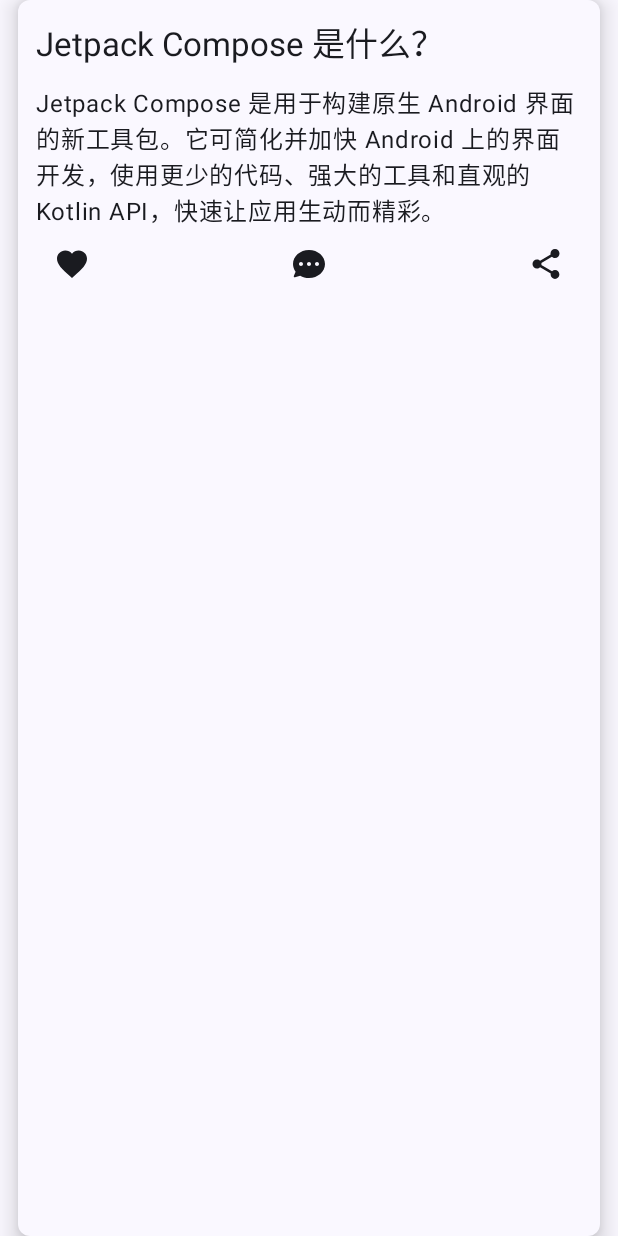
After one commit to shiqizhenyes/JComposeTourist, an Android app built with Jetpack Compose: the RowActivity screen opened directly, with no data from a screen before it, on a phone screen of 412 x 824 dp. The commit adds this screen. Run offline under Robolectric (Android 15) with nearby library versions, the phone set to English and light mode, and no system bars; Roboto replaces fonts that are not available here.

Commit message:
update Row
update Row

```diff
--- a/app/src/main/AndroidManifest.xml
+++ b/app/src/main/AndroidManifest.xml
@@ -14,6 +14,11 @@
         android:supportsRtl="true"
         android:theme="@style/Theme.JComposeTourist"
         tools:targetApi="31">
+        <activity
+            android:name=".RowActivity"
+            android:exported="false"
+            android:label="@string/title_activity_row"
+            android:theme="@style/Theme.JComposeTourist" />
         <activity
             android:name=".BoxActivity"
             android:exported="false"
--- /dev/null
+++ b/app/src/main/java/me/zack/jct/RowActivity.kt
@@ -0,0 +1,80 @@
+package me.zack.jct
+
+import android.content.res.Configuration
+import android.os.Bundle
+import androidx.activity.ComponentActivity
+import androidx.activity.compose.setContent
+import androidx.compose.foundation.layout.Arrangement
+import androidx.compose.foundation.layout.Column
+import androidx.compose.foundation.layout.Row
+import androidx.compose.foundation.layout.Spacer
+import androidx.compose.foundation.layout.fillMaxSize
+import androidx.compose.foundation.layout.fillMaxWidth
+import androidx.compose.foundation.layout.padding
+import androidx.compose.foundation.shape.RoundedCornerShape
+import androidx.compose.material.icons.Icons
+import androidx.compose.material.icons.filled.Favorite
+import androidx.compose.material.icons.filled.Share
+import androidx.compose.material3.Icon
+import androidx.compose.material3.IconButton
+import androidx.compose.material3.MaterialTheme
+import androidx.compose.material3.Surface
+import androidx.compose.material3.Text
+import androidx.compose.runtime.Composable
+import androidx.compose.ui.Modifier
+import androidx.compose.ui.res.painterResource
+import androidx.compose.ui.tooling.preview.Preview
+import androidx.compose.ui.unit.dp
+import me.zack.jct.ui.theme.JComposeTouristTheme
+
+class RowActivity : ComponentActivity() {
+    override fun onCreate(savedInstanceState: Bundle?) {
+        super.onCreate(savedInstanceState)
+        setContent {
+            JComposeTouristTheme {
+                // A surface container using the 'background' color from the theme
+                Surface(
+                    modifier = Modifier.fillMaxSize(),
+                    color = MaterialTheme.colorScheme.background
+                ) {
+                    RowGreeting("Android")
+                }
+            }
+        }
+    }
+}
+
+@Composable
+fun RowGreeting(name: String, modifier: Modifier = Modifier) {
+    Surface(shape = RoundedCornerShape(8.dp), modifier = Modifier
+        .padding(horizontal = 12.dp)
+        .fillMaxWidth(), shadowElevation = 10.dp) {
+        Column(modifier = Modifier.padding(12.dp)) {
+            Text(text = "Jetpack Compose 是什么？", style = MaterialTheme.typography.titleLarge)
+            Spacer(modifier = Modifier.padding(vertical = 5.dp))
+            Text(text = "Jetpack Compose 是用于构建原生 Android 界面的新工具包。它可简化并加快 Android 上的界面开发，使用更少的代码、强大的工具和直观的 Kotlin API，快速让应用生动而精彩。")
+            Row(modifier = Modifier.fillMaxWidth(), horizontalArrangement = Arrangement.SpaceBetween) {
+                IconButton(onClick = { /*TODO*/ }) {
+                    Icon(Icons.Filled.Favorite, null)
+                }
+                IconButton(onClick = { /*TODO*/ }) {
+                    Icon(painterResource(id = R.drawable.chat), null)
+                }
+                IconButton(onClick = { /*TODO*/ }) {
+                    Icon(Icons.Filled.Share, contentDescription = null)
+                }
+            }
+        }
+    }
+}
+
+@Preview("Light Mode")
+@Preview("Night Mode", showBackground = true, uiMode = Configuration.UI_MODE_NIGHT_YES)
+@Composable
+fun GreetingPreview3() {
+    JComposeTouristTheme {
+        Surface(modifier = Modifier.fillMaxSize(), color = MaterialTheme.colorScheme.background) {
+            RowGreeting("Android")
+        }
+    }
+}
--- /dev/null
+++ b/app/src/main/res/drawable/chat.xml
@@ -0,0 +1,9 @@
+<vector xmlns:android="http://schemas.android.com/apk/res/android"
+    android:width="24dp"
+    android:height="24dp"
+    android:viewportWidth="1024"
+    android:viewportHeight="1024">
+  <path
+      android:pathData="M512,113.8c251.4,0 455.1,178.3 455.1,398.2 0,219.9 -203.8,398.2 -455.1,398.2 -92.7,0 -179,-24.3 -250.9,-65.9l-145.9,47.1a28.4,28.4 0,0 1,-19.5 -0.7c-14.5,-6 -21.5,-22.6 -15.5,-37.1l50.7,-123.8C84.1,667.1 56.9,592.3 56.9,512c0,-219.9 203.8,-398.2 455.1,-398.2zM512,455.1c-31.4,0 -56.9,25.5 -56.9,56.9s25.5,56.9 56.9,56.9 56.9,-25.5 56.9,-56.9 -25.5,-56.9 -56.9,-56.9zM284.4,455.1c-31.4,0 -56.9,25.5 -56.9,56.9s25.5,56.9 56.9,56.9c31.4,0 56.9,-25.5 56.9,-56.9s-25.5,-56.9 -56.9,-56.9zM739.6,455.1c-31.4,0 -56.9,25.5 -56.9,56.9s25.5,56.9 56.9,56.9c31.4,0 56.9,-25.5 56.9,-56.9s-25.5,-56.9 -56.9,-56.9z"
+      android:fillColor="#323233"/>
+</vector>
--- a/app/src/main/res/values/strings.xml
+++ b/app/src/main/res/values/strings.xml
@@ -7,6 +7,7 @@
     <string name="content3">桃之夭夭，其叶蓁蓁。之子于归，宜其家人。</string>
     <string name="title_activity_text_field">TextFieldActivity</string>
     <string name="title_activity_box">BoxActivity</string>
+    <string name="title_activity_row">RowActivity</string>
 
 
 </resources>
```
